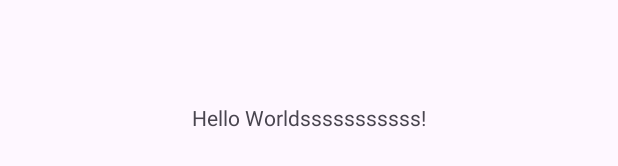
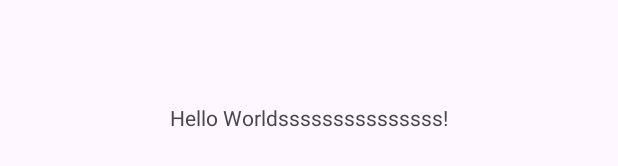
Before and after one commit to VCCT-OPSC7311-G2-2024/chronolog, an Android app: the layout activity_main.xml on its own in the app's theme, with its tools: preview values and no code run, on a phone screen of 412 x 824 dp. Shown: the part 501-667 px from the top of the screen. Run offline under Robolectric (Android 15) with nearby library versions, the light colour scheme and no system bars.

Commit message:
Add aidan branch

```diff
--- a/app/src/main/res/layout/activity_main.xml
+++ b/app/src/main/res/layout/activity_main.xml
@@ -10,7 +10,7 @@
     <TextView
         android:layout_width="wrap_content"
         android:layout_height="wrap_content"
-        android:text="Hello Worldsssssssssss!"
+        android:text="Hello Worldsssssssssssssss!"
         app:layout_constraintBottom_toBottomOf="parent"
         app:layout_constraintEnd_toEndOf="parent"
         app:layout_constraintStart_toStartOf="parent"
```
